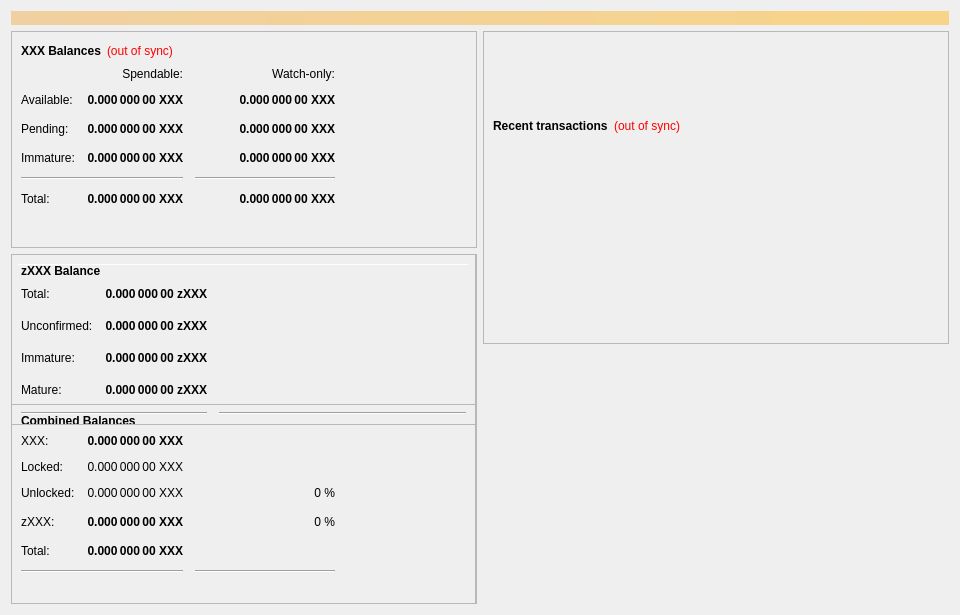
CryptoCashBack-Hub/CCBC, file src/qt/forms/overviewpage.ui: the form before one commit.
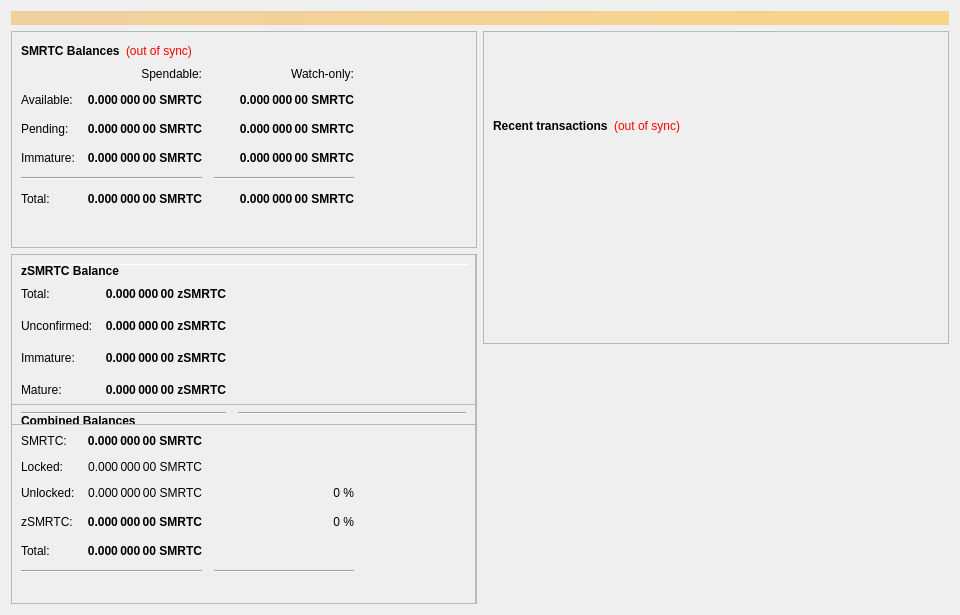
The form after the commit.

```diff
--- a/src/qt/forms/overviewpage.ui
+++ b/src/qt/forms/overviewpage.ui
@@ -60,7 +60,7 @@
                </font>
               </property>
               <property name="text">
-               <string>XXX Balances</string>
+               <string>SMRTC Balances</string>
               </property>
              </widget>
             </item>
@@ -118,7 +118,7 @@
                <string>Unconfirmed transactions to watch-only addresses</string>
               </property>
               <property name="text">
-               <string notr="true">0.000 000 00 XXX</string>
+               <string notr="true">0.000 000 00 SMRTC</string>
               </property>
               <property name="alignment">
                <set>Qt::AlignRight|Qt::AlignTrailing|Qt::AlignVCenter</set>
@@ -143,7 +143,7 @@
                <string>Total of transactions that have yet to be confirmed, and do not yet count toward the spendable balance</string>
               </property>
               <property name="text">
-               <string notr="true">0.000 000 00 XXX</string>
+               <string notr="true">0.000 000 00 SMRTC</string>
               </property>
               <property name="alignment">
                <set>Qt::AlignRight|Qt::AlignTrailing|Qt::AlignVCenter</set>
@@ -168,7 +168,7 @@
                <string>Staked or masternode rewards in watch-only addresses that has not yet matured</string>
               </property>
               <property name="text">
-               <string notr="true">0.000 000 00 XXX</string>
+               <string notr="true">0.000 000 00 SMRTC</string>
               </property>
               <property name="alignment">
                <set>Qt::AlignRight|Qt::AlignTrailing|Qt::AlignVCenter</set>
@@ -226,7 +226,7 @@
                <string>Staked or masternode rewards that has not yet matured</string>
               </property>
               <property name="text">
-               <string notr="true">0.000 000 00 XXX</string>
+               <string notr="true">0.000 000 00 SMRTC</string>
               </property>
               <property name="alignment">
                <set>Qt::AlignRight|Qt::AlignTrailing|Qt::AlignVCenter</set>
@@ -271,7 +271,7 @@
                <string>Your current total balance</string>
               </property>
               <property name="text">
-               <string notr="true">0.000 000 00 XXX</string>
+               <string notr="true">0.000 000 00 SMRTC</string>
               </property>
               <property name="alignment">
                <set>Qt::AlignRight|Qt::AlignTrailing|Qt::AlignVCenter</set>
@@ -296,7 +296,7 @@
                <string>Current total balance in watch-only addresses</string>
               </property>
               <property name="text">
-               <string notr="true">0.000 000 00 XXX</string>
+               <string notr="true">0.000 000 00 SMRTC</string>
               </property>
               <property name="alignment">
                <set>Qt::AlignRight|Qt::AlignTrailing|Qt::AlignVCenter</set>
@@ -338,7 +338,7 @@
                <string>Your current spendable balance</string>
               </property>
               <property name="text">
-               <string notr="true">0.000 000 00 XXX</string>
+               <string notr="true">0.000 000 00 SMRTC</string>
               </property>
               <property name="alignment">
                <set>Qt::AlignRight|Qt::AlignTrailing|Qt::AlignVCenter</set>
@@ -363,7 +363,7 @@
                <string>Your current balance in watch-only addresses</string>
               </property>
               <property name="text">
-               <string notr="true">0.000 000 00 XXX</string>
+               <string notr="true">0.000 000 00 SMRTC</string>
               </property>
               <property name="alignment">
                <set>Qt::AlignRight|Qt::AlignTrailing|Qt::AlignVCenter</set>
@@ -963,7 +963,7 @@
                 <string>Total of transactions that have yet to be confirmed, and do not yet count toward the spendable balance</string>
                </property>
                <property name="text">
-                <string notr="true">0.000 000 00 XXX</string>
+                <string notr="true">0.000 000 00 SMRTC</string>
                </property>
                <property name="alignment">
                 <set>Qt::AlignRight|Qt::AlignTrailing|Qt::AlignVCenter</set>
@@ -988,7 +988,7 @@
                 <string>Total Balance, including unconfirmed and immature coins.</string>
                </property>
                <property name="text">
-                <string notr="true">0.000 000 00 XXX</string>
+                <string notr="true">0.000 000 00 SMRTC</string>
                </property>
                <property name="alignment">
                 <set>Qt::AlignRight|Qt::AlignTrailing|Qt::AlignVCenter</set>
@@ -1021,7 +1021,7 @@
              <item row="1" column="0">
               <widget class="QLabel" name="labelBalanceTextz">
                <property name="text">
-                <string>XXX:</string>
+                <string>SMRTC:</string>
                </property>
               </widget>
              </item>
@@ -1040,7 +1040,7 @@
                 <string>Your current spendable balance</string>
                </property>
                <property name="text">
-                <string notr="true">0.000 000 00 XXX</string>
+                <string notr="true">0.000 000 00 SMRTC</string>
                </property>
                <property name="alignment">
                 <set>Qt::AlignRight|Qt::AlignTrailing|Qt::AlignVCenter</set>
@@ -1056,7 +1056,7 @@
                 <string/>
                </property>
                <property name="text">
-                <string>zXXX:</string>
+                <string>zSMRTC:</string>
                </property>
               </widget>
              </item>
@@ -1090,7 +1090,7 @@
                 <string>Locked XXX or Masternode collaterals. These are excluded from zXXX minting.</string>
                </property>
                <property name="text">
-                <string>0.000 000 00 XXX</string>
+                <string>0.000 000 00 SMRTC</string>
                </property>
                <property name="alignment">
                 <set>Qt::AlignRight|Qt::AlignTrailing|Qt::AlignVCenter</set>
@@ -1123,7 +1123,7 @@
                 <string>Unlocked XXXs. These can be used for zXXX minting.</string>
                </property>
                <property name="text">
-                <string>0.000 000 00 XXX</string>
+                <string>0.000 000 00 SMRTC</string>
                </property>
                <property name="alignment">
                 <set>Qt::AlignRight|Qt::AlignTrailing|Qt::AlignVCenter</set>
@@ -1190,7 +1190,7 @@
                 </font>
                </property>
                <property name="text">
-                <string>zXXX Balance</string>
+                <string>zSMRTC Balance</string>
                </property>
               </widget>
              </item>
@@ -1234,7 +1234,7 @@
                 <string>All available zXXX, unconfirmed and immature zXXX included.</string>
                </property>
                <property name="text">
-                <string notr="true">0.000 000 00 zXXX</string>
+                <string notr="true">0.000 000 00 zSMRTC</string>
                </property>
                <property name="alignment">
                 <set>Qt::AlignRight|Qt::AlignTrailing|Qt::AlignVCenter</set>
@@ -1312,7 +1312,7 @@
 These zXXX are spendable.</string>
                </property>
                <property name="text">
-                <string>0.000 000 00 zXXX</string>
+                <string>0.000 000 00 zSMRTC</string>
                </property>
                <property name="alignment">
                 <set>Qt::AlignRight|Qt::AlignTrailing|Qt::AlignVCenter</set>
@@ -1343,7 +1343,7 @@
 Immature: confirmed, but less than 1 mints of the same denomination after it was minted</string>
                </property>
                <property name="text">
-                <string>0.000 000 00 zXXX</string>
+                <string>0.000 000 00 zSMRTC</string>
                </property>
                <property name="alignment">
                 <set>Qt::AlignRight|Qt::AlignTrailing|Qt::AlignVCenter</set>
@@ -1387,7 +1387,7 @@
 Immature: confirmed, but less than 1 mints of the same denomination after it was minted</string>
                </property>
                <property name="text">
-                <string>0.000 000 00 zXXX</string>
+                <string>0.000 000 00 zSMRTC</string>
                </property>
                <property name="alignment">
                 <set>Qt::AlignRight|Qt::AlignTrailing|Qt::AlignVCenter</set>
```
Left out of the diff: 22 changed lines with no effect on the pictures.
